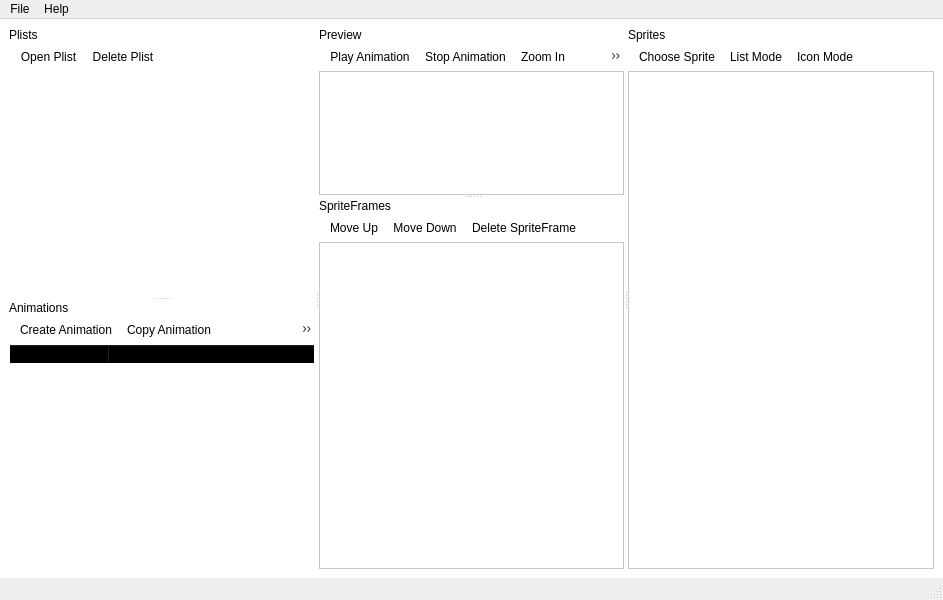
First picture: the form in animate_packer.ui, repository brucelevis/AnimatePacker4, before the edit.
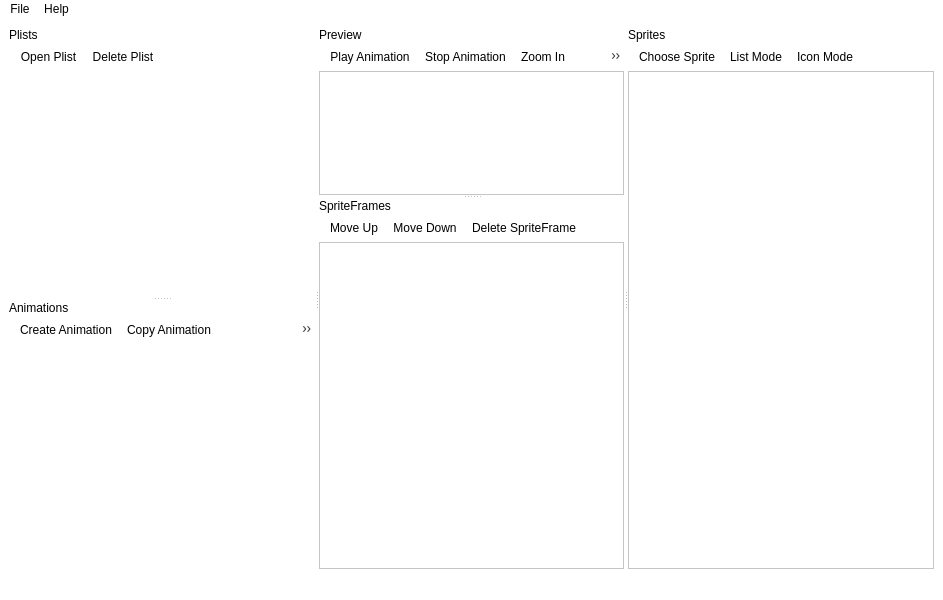
Second picture: the form after the edit. Icons and pictures are not drawn. Custom widgets are drawn as their Qt base class.

```diff
--- a/animate_packer.ui
+++ b/animate_packer.ui
@@ -16,6 +16,9 @@
   <property name="windowTitle">
    <string>AnimatePacker</string>
   </property>
+  <property name="styleSheet">
+   <string notr="true">background-color: rgb(255, 255, 255);</string>
+  </property>
   <widget class="QWidget" name="centralwidget">
    <property name="styleSheet">
     <string notr="true">background-color:rgb(255, 255, 255);</string>
@@ -118,7 +121,7 @@
             <bool>false</bool>
            </property>
            <attribute name="horizontalHeaderVisible">
-            <bool>true</bool>
+            <bool>false</bool>
            </attribute>
            <attribute name="horizontalHeaderCascadingSectionResizes">
             <bool>true</bool>
@@ -133,7 +136,7 @@
             <bool>true</bool>
            </attribute>
            <attribute name="verticalHeaderVisible">
-            <bool>true</bool>
+            <bool>false</bool>
            </attribute>
            <attribute name="verticalHeaderCascadingSectionResizes">
             <bool>false</bool>
```
Left out of the diff: 2 changed lines with no effect on the pictures.
